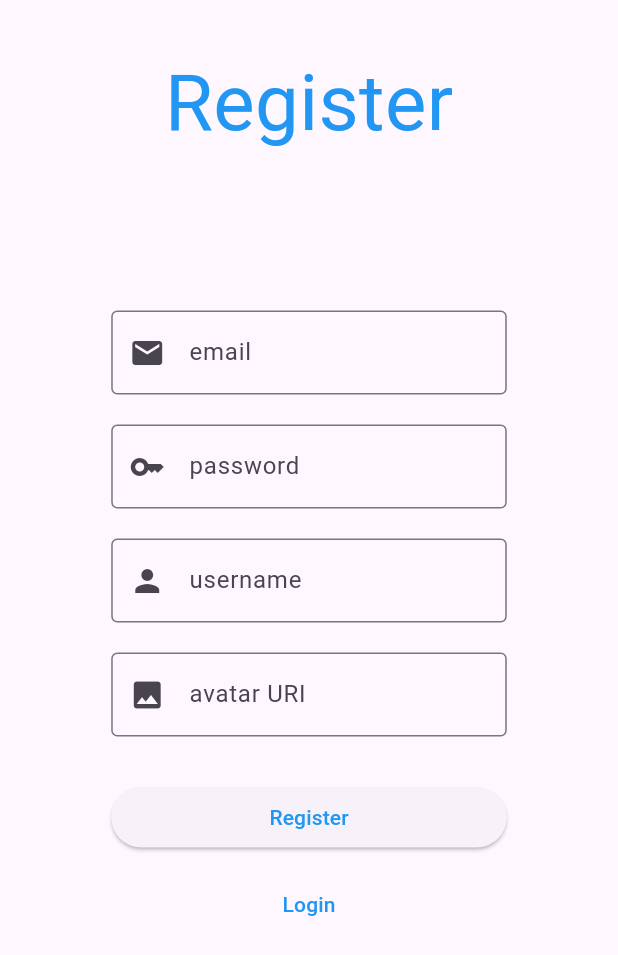
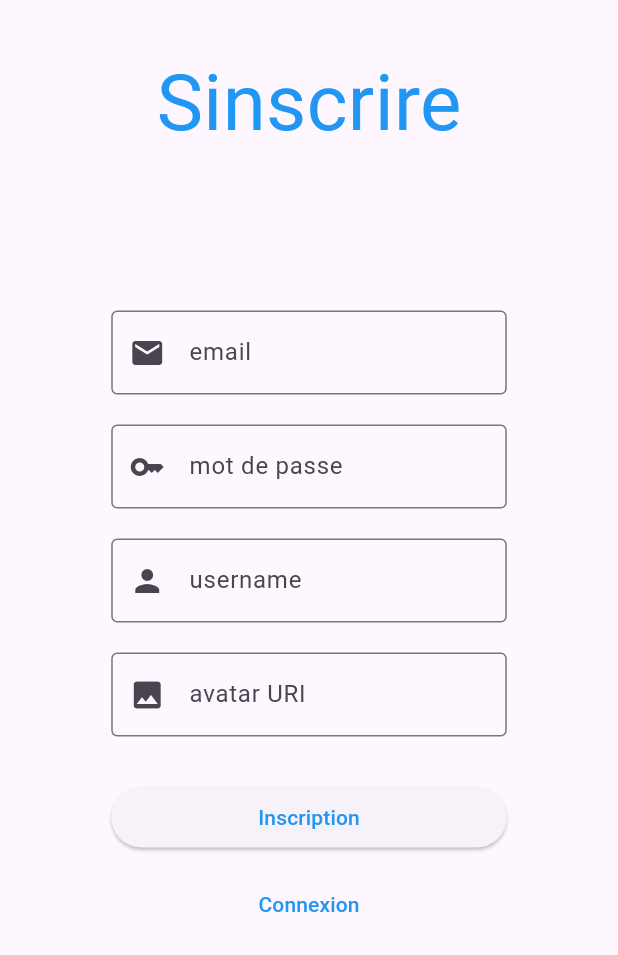
Before and after one commit to ESGI-5AL1/flutter-esgix, a Flutter app: the RegisterScreen screen opened by its route, on a phone screen of 412 x 824 dp. Shown: the top 955 px of the screen. Run offline on Flutter 3.47's test engine with Material 3 defaults, Android fonts, the phone set to English and light mode, and no system bars; our stand-ins replace bloc, dio, flutter_bloc, flutter_dotenv, go_router, shared_preferences; accounts and stored records are empty; network calls fail.

Commit message:
trop relou

```diff
--- a/lib/login_screen/login_bloc/login_bloc.dart
+++ b/lib/login_screen/login_bloc/login_bloc.dart
@@ -53,11 +53,11 @@ class LoginBloc extends Bloc<LoginEvent, LoginState> {
 
         emit(LoginSuccess(token: token));
       } else {
-        emit(LoginFailure('Login failed: ${response.statusCode}'));
+        emit(LoginFailure('Connexion échouée: ${response.statusCode}'));
       }
     } on DioException catch (e) {
       if (e.response != null) {
-        emit(LoginFailure(e.response?.data['message'] ?? 'Login failed'));
+        emit(LoginFailure(e.response?.data['message'] ?? 'Connexion échouée'));
       } else {
         emit(LoginFailure('Network error: ${e.message}'));
       }
@@ -76,7 +76,7 @@ class LoginBloc extends Bloc<LoginEvent, LoginState> {
       await prefs.remove(_userIdKey);
       emit(LoginInitial());
     } catch (error) {
-      emit(LoginFailure('Failed to logout'));
+      emit(LoginFailure('Deconnexion échouée'));
     }
   }
 
--- a/lib/login_screen/login_screen.dart
+++ b/lib/login_screen/login_screen.dart
@@ -67,7 +67,7 @@ class _LoginScreenState extends State<LoginScreen> {
                 TextUserInput(
                   controller: _passwordController,
                   elementWidthFactor: 0.8,
-                  hintText: 'Password',
+                  hintText: 'Mot de passe',
                   prefixIcon: const Icon(Icons.lock_outline),
                   isPassword: true,
                 ),
@@ -103,7 +103,8 @@ class _LoginScreenState extends State<LoginScreen> {
                                 height: 20,
                                 width: 20,
                                 child: CircularProgressIndicator(
-                            valueColor: AlwaysStoppedAnimation<Color>(Colors.white),
+                                  valueColor: AlwaysStoppedAnimation<Color>(
+                                      Colors.white),
                                   strokeWidth: 2,
                                 ),
                               )
@@ -126,7 +127,7 @@ class _LoginScreenState extends State<LoginScreen> {
                 TextButton(
                   onPressed: () => context.go('/register'),
                   child: const Text(
-                    'Create an account',
+                    'Créer un compte',
                     style: TextStyle(
                       color: Colors.blue,
                       fontWeight: FontWeight.w500,
--- a/lib/register_screen/register_screen.dart
+++ b/lib/register_screen/register_screen.dart
@@ -36,7 +36,7 @@ class _RegisterScreenState extends State<RegisterScreen> {
           } else if (state.status == RegisterStatus.error) {
             ScaffoldMessenger.of(context).showSnackBar(
               const SnackBar(
-                content: Text('Registration failed. Please try again.'),
+                content: Text('Inscription échouée, veuillez réessayer.'),
                 backgroundColor: Colors.red,
               ),
             );
@@ -54,7 +54,7 @@ class _RegisterScreenState extends State<RegisterScreen> {
                     flex: 1,
                     child: Center(
                       child: Text(
-                        'Register',
+                        'S' 'inscrire',
                         style: TextStyle(fontSize: 52, color: Colors.blue),
                       ),
                     ),
@@ -78,7 +78,7 @@ class _RegisterScreenState extends State<RegisterScreen> {
                             TextUserInput(
                               controller: _passwordController,
                               elementWidthFactor: elementWidthFactor,
-                              hintText: 'password',
+                              hintText: 'mot de passe',
                               prefixIcon: const Icon(Icons.key),
                               isPassword: true,
                             ),
@@ -115,7 +115,7 @@ class _RegisterScreenState extends State<RegisterScreen> {
                                           );
                                     },
                                     child: const Text(
-                                      'Register',
+                                      'Inscription',
                                       style: TextStyle(color: Colors.blue),
                                     ),
                                   ),
@@ -130,7 +130,7 @@ class _RegisterScreenState extends State<RegisterScreen> {
                                     context.go('/login');
                                   },
                                   child: const Text(
-                                    'Login',
+                                    'Connexion',
                                     style: TextStyle(color: Colors.blue),
                                   ),
                                 ),
--- a/lib/shared/widgets/post_widget.dart
+++ b/lib/shared/widgets/post_widget.dart
@@ -158,7 +158,7 @@ class PostWidget extends StatelessWidget {
                             final user = User(
                               id: post.author.id,
                               username: post.author.username,
-                              email: 'email@example.com',
+                              email: '',
                               description: '',
                               avatar: post.author.avatar,
                             );
--- a/lib/shared/widgets/text_user_input.dart
+++ b/lib/shared/widgets/text_user_input.dart
@@ -33,7 +33,6 @@ class TextUserInput extends StatelessWidget {
             border: const OutlineInputBorder(),
             focusColor: Colors.blue,
             hintText: hintText,
-
           ),
         ),
       ),
```
Also changed, not shown: lib/feed_screen/feed_screen.dart (+2 -5 lines), lib/post_comments_screen/post_comments_screen.dart (+11 -8 lines), lib/profile_screen/profile_post_screen.dart (+20 -18 lines), lib/profile_screen/profile_screen.dart (+30 -20 lines), lib/shared/datasources/posts_data_source/posts_remote_data_source.dart (+9 -8 lines), lib/shared/widgets/likes_user_dialog.dart (+6 -14 lines), lib/create_post_screen/create_post_screen.dart (indentation only), lib/shared/widgets/comment_dialog.dart (indentation only), lib/shared/widgets/navigation_widget.dart (line endings or trailing spaces). Lines whose indentation alone changed are shown as unchanged.
